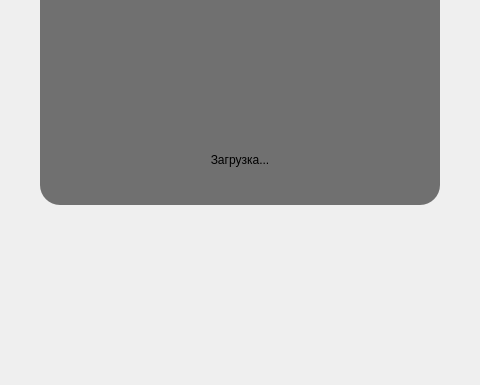
Above: semi-final project/main/forms/loadingscreen.ui from rotat1ck/cpp-assignments before the change; both pictures show x 210 to 690 and y 265 to 650 of the 900 by 650 pixel window. Below: the same form after it.
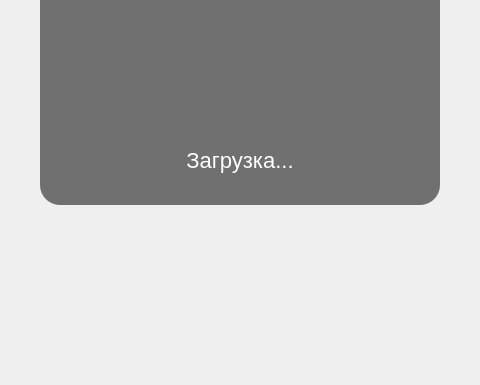
That is the form after the change.

```diff
--- a/semi-final project/main/forms/loadingscreen.ui
+++ b/semi-final project/main/forms/loadingscreen.ui
@@ -52,6 +52,15 @@
       <height>50</height>
      </rect>
     </property>
+    <property name="styleSheet">
+     <string notr="true">font-family: 'gg sans semibold';
+font-size: 22px;
+line-height: 12px;
+
+color: #FFFFFF;
+
+</string>
+    </property>
     <property name="text">
      <string>Загрузка...</string>
     </property>
```
